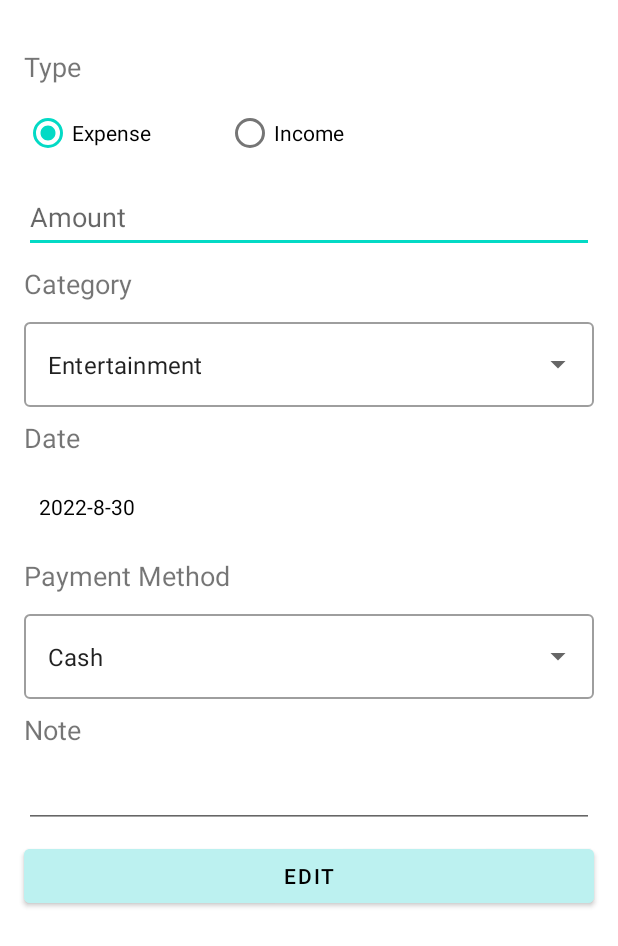
After one commit to hodakl099/Expense-tracking-App, an Android app: the layout fragment_edit_expense.xml on its own in the app's theme, with its tools: preview values and no code run, on a phone screen of 412 x 824 dp. The commit adds this screen. Shown: the top 946 px of the screen. Run offline under Robolectric (Android 15) with nearby library versions, the phone set to English and light mode, and no system bars.

Commit message:
added an EditExpenseFragment.kt to edit Expense amount

```diff
--- a/app/src/main/java/com/example/trackingapp/ui/adapters/TransactionAdapter.kt
+++ b/app/src/main/java/com/example/trackingapp/ui/adapters/TransactionAdapter.kt
@@ -4,15 +4,15 @@ import android.content.Context
 import android.graphics.Color
 import android.view.LayoutInflater
 import android.view.ViewGroup
-import androidx.navigation.findNavController
+import android.widget.Toast
 import androidx.recyclerview.widget.RecyclerView
-import com.example.trackingapp.R
 import com.example.trackingapp.databinding.TransactionItemBinding
 import com.example.trackingapp.ui.data.Transaction
 
 
+
 class TransactionAdapter(private val transactionList: MutableList<Transaction>,
-                         val transactionClickListener: TransactionClickListener)
+                         private val transactionClickListener: TransactionClickListener)
     : RecyclerView.Adapter<TransactionAdapter.TransactionViewHolder>() {
 
 
--- /dev/null
+++ b/app/src/main/java/com/example/trackingapp/ui/ui/EditExpenseFragment.kt
@@ -0,0 +1,82 @@
+package com.example.trackingapp.ui.ui
+
+import android.annotation.SuppressLint
+import android.app.DatePickerDialog
+import android.os.Bundle
+import android.view.*
+import android.widget.ArrayAdapter
+import androidx.fragment.app.Fragment
+import androidx.lifecycle.ViewModelProvider
+import com.example.trackingapp.R
+import com.example.trackingapp.databinding.FragmentEditExpenseBinding
+import com.example.trackingapp.ui.viewmodel.TransactionViewModel
+import java.text.NumberFormat
+import java.util.*
+
+
+class EditExpenseFragment : Fragment() {
+
+
+    private lateinit var binding: FragmentEditExpenseBinding
+
+    private lateinit var transactionViewModel: TransactionViewModel
+
+
+
+
+    @SuppressLint("SetTextI18n")
+    override fun onCreateView(
+        inflater: LayoutInflater, container: ViewGroup?,
+        savedInstanceState: Bundle?
+    ): View? {
+        // Inflate the layout for this fragment
+
+        val bindingFragment = FragmentEditExpenseBinding.inflate(layoutInflater, container, false)
+
+        transactionViewModel =
+            ViewModelProvider(requireActivity())[TransactionViewModel::class.java]
+
+        binding = bindingFragment
+
+
+        val categories = resources.getStringArray(R.array.categories_array)
+        val arrayAdapter = ArrayAdapter(
+            requireContext(),
+            R.layout.dropdown_item,
+            categories
+        )
+        binding.tvAutoCompleteCategory.setAdapter(arrayAdapter)
+
+        val paymentMethods = resources.getStringArray(R.array.payment_methods)
+        val arrayPaymentAdapter = ArrayAdapter(
+            requireContext(),
+            R.layout.dropdown_item,
+            paymentMethods
+        )
+        binding.tvAutoCompletePaymentText.setAdapter(arrayPaymentAdapter)
+
+        val calendar = Calendar.getInstance()
+        val year = calendar.get(Calendar.YEAR)
+        val month = calendar.get(Calendar.MONTH)
+        val day = calendar.get(Calendar.DAY_OF_MONTH)
+
+        binding.tvDateText.setOnClickListener {
+            val dpd = DatePickerDialog(requireContext(), { view, mYear, mMonth, mDay ->
+
+                binding.tvDateText.text = "$mDay/${mMonth + 1}/$mYear"
+
+            }, year, month, day)
+            dpd.show()
+        }
+
+        val text = requireArguments().getString("transactionAmount")
+        val value = text!!.replace("$", "")
+        binding.inputTextAmount.setText(value)
+
+
+        return binding.root
+    }
+
+
+
+}
--- a/app/src/main/java/com/example/trackingapp/ui/ui/HomeFragment.kt
+++ b/app/src/main/java/com/example/trackingapp/ui/ui/HomeFragment.kt
@@ -57,7 +57,6 @@ class HomeFragment : androidx.fragment.app.Fragment() {
                 val currency = Currency.getInstance("USD")
                 val symbol= currency.symbol
                 val formatExpense = String.format("$symbol$valueExpense","%.2f" )
-//                val formatExpense =  "%.2f".format("$symbol$valueExpense")
                 binding.tvAmountExpense.text = formatExpense
 
                 //format Income
@@ -65,7 +64,7 @@ class HomeFragment : androidx.fragment.app.Fragment() {
                 val decIncome = DecimalFormat("#,###.##")
                 val numberIncome = java.lang.Double.valueOf(incomeAmount)
                 val valueIncome = decIncome.format(numberIncome)
-                val formatIncome = String.format("$symbol$valueIncome", "%.2f")
+                val formatIncome = String.format("$symbol$valueIncome" ,"%.2f")
                 binding.tvAmountIncome.text = formatIncome
 
 
@@ -75,7 +74,7 @@ class HomeFragment : androidx.fragment.app.Fragment() {
                 val numberBalance = java.lang.Double.valueOf(balanceAmount)
                 val valueBalance = decBalance.format(numberBalance)
                 val formatBalance = String.format("$symbol$valueBalance", "%.2f")
-                binding.tvAmountBalance.text =  formatBalance
+                binding.tvAmountBalance.text = formatBalance
 
                 loadPieChartData(
                   expenseAmount = expenseAmount.toFloat(),
--- a/app/src/main/java/com/example/trackingapp/ui/ui/TransactionFragment.kt
+++ b/app/src/main/java/com/example/trackingapp/ui/ui/TransactionFragment.kt
@@ -1,12 +1,16 @@
 package com.example.trackingapp.ui.ui
 
 import android.annotation.SuppressLint
+
 import android.os.Bundle
-import android.view.*
+import androidx.fragment.app.Fragment
+import android.view.LayoutInflater
+import android.view.View
+import android.view.ViewGroup
 import android.widget.Toast
-
-import androidx.fragment.app.Fragment
+import androidx.core.os.bundleOf
 import androidx.lifecycle.ViewModelProvider
+import androidx.navigation.fragment.findNavController
 import androidx.recyclerview.widget.RecyclerView
 import com.example.trackingapp.R
 import com.example.trackingapp.databinding.FragmentTransactionBinding
@@ -38,7 +42,7 @@ class TransactionFragment : Fragment(), TransactionClickListener {
     override fun onCreateView(
         inflater: LayoutInflater, container: ViewGroup?,
         savedInstanceState: Bundle?
-    ): View? {
+    ): View {
         // Inflate the layout for this fragment
         val bindingFragmentTransaction = FragmentTransactionBinding.inflate(layoutInflater, container,false)
         binding = bindingFragmentTransaction
@@ -71,7 +75,7 @@ class TransactionFragment : Fragment(), TransactionClickListener {
                         val valueExpense = decExpense.format(numberExpense)
                         val currency = Currency.getInstance("USD")
                         val symbol = currency.symbol
-                        val formattedExpense = String.format("$symbol$valueExpense", "%.2f")
+                        val formattedExpense = String.format("$symbol$valueExpense", ".2f")
                         addTransaction(formattedExpense,"#FF0000")
                     }
                 } else
@@ -100,7 +104,7 @@ class TransactionFragment : Fragment(), TransactionClickListener {
                     }
                 } else
                 //if the its the default value which is 00.0 then return the foreach list iterator.
-                return@observe
+                    return@observe
             }
 
         }
@@ -108,12 +112,16 @@ class TransactionFragment : Fragment(), TransactionClickListener {
         return binding.root
 
     }
-     private fun addTransaction(data : String,textColor: String) {
+    private fun addTransaction(data : String,textColor: String) {
         list.add(Transaction(data,textColor))
     }
 
     override fun onTransactionClickListener(view: View, transaction: Transaction) {
-        Toast.makeText(requireContext(),  transaction.transactionAmount +  "", Toast.LENGTH_SHORT).show()
+
+        val bundle = bundleOf("transactionAmount" to transaction.transactionAmount)
+
+
+        findNavController().navigate(R.id.action_transactionFragment_to_editExpenseFragment, bundle)
     }
 
 
--- /dev/null
+++ b/app/src/main/res/layout/fragment_edit_expense.xml
@@ -0,0 +1,201 @@
+<?xml version="1.0" encoding="utf-8"?>
+<androidx.constraintlayout.widget.ConstraintLayout xmlns:android="http://schemas.android.com/apk/res/android"
+    xmlns:app="http://schemas.android.com/apk/res-auto"
+    xmlns:tools="http://schemas.android.com/tools"
+    android:layout_width="match_parent"
+    android:layout_height="match_parent"
+    tools:context=".ui.ui.AddExpenseFragment">
+
+
+    <TextView
+        android:id="@+id/tvPaymentMethod"
+        android:layout_width="wrap_content"
+        android:layout_height="wrap_content"
+        android:layout_marginStart="16dp"
+        android:layout_marginTop="8dp"
+        android:text="@string/payment_method"
+        android:textSize="18sp"
+        app:layout_constraintStart_toStartOf="parent"
+        app:layout_constraintTop_toBottomOf="@+id/tvDateText" />
+
+    <TextView
+        android:id="@+id/tvNote"
+        android:layout_width="wrap_content"
+        android:layout_height="wrap_content"
+        android:layout_marginStart="16dp"
+        android:layout_marginTop="8dp"
+        android:text="@string/note"
+        android:textSize="18sp"
+        app:layout_constraintStart_toStartOf="parent"
+        app:layout_constraintTop_toBottomOf="@+id/dropDropdownPayment" />
+
+    <RadioGroup
+        android:id="@+id/radioGroup"
+        android:layout_width="match_parent"
+        android:layout_height="wrap_content"
+        android:layout_marginStart="16dp"
+        android:layout_marginTop="8dp"
+        android:layout_marginEnd="16dp"
+        android:gravity="start"
+        android:orientation="horizontal"
+        app:layout_constraintEnd_toEndOf="parent"
+        app:layout_constraintStart_toStartOf="@+id/tvType"
+        app:layout_constraintTop_toBottomOf="@+id/tvType"
+        android:checkedButton="@id/radio_expense">
+
+        <RadioButton
+            android:id="@+id/radio_expense"
+            android:layout_width="wrap_content"
+            android:layout_height="wrap_content"
+            android:text="@string/expense" />
+
+        <RadioButton
+            android:id="@+id/radio_income"
+            android:layout_width="wrap_content"
+            android:layout_height="wrap_content"
+            android:layout_marginStart="50dp"
+            android:text="@string/income" />
+
+
+
+    </RadioGroup>
+
+    <TextView
+        android:id="@+id/tvType"
+        android:layout_width="wrap_content"
+        android:layout_height="wrap_content"
+        android:layout_marginStart="16dp"
+        android:layout_marginTop="32dp"
+        android:text="@string/type"
+        android:textSize="18sp"
+        app:layout_constraintStart_toStartOf="parent"
+        app:layout_constraintTop_toTopOf="parent" />
+
+    <com.google.android.material.textfield.TextInputEditText
+        android:id="@+id/inputTextAmount"
+        android:layout_width="match_parent"
+        android:layout_height="wrap_content"
+        android:layout_marginStart="16dp"
+        android:layout_marginTop="8dp"
+        android:layout_marginEnd="16dp"
+        android:ems="5"
+        android:hint="@string/amount"
+        android:inputType="numberDecimal"
+        android:maxLength="14"
+        android:minHeight="48dp"
+        app:layout_constraintEnd_toEndOf="parent"
+        app:layout_constraintStart_toStartOf="parent"
+        app:layout_constraintTop_toBottomOf="@+id/radioGroup" />
+
+    <TextView
+        android:id="@+id/tvCategory"
+        android:layout_width="wrap_content"
+        android:layout_height="wrap_content"
+        android:layout_marginStart="16dp"
+        android:layout_marginTop="8dp"
+        android:text="@string/category"
+        android:textSize="18sp"
+        app:layout_constraintStart_toStartOf="parent"
+        app:layout_constraintTop_toBottomOf="@+id/inputTextAmount" />
+
+    <com.google.android.material.textfield.TextInputLayout
+        android:id="@+id/dropDropdownCategory"
+        style="@style/Widget.MaterialComponents.TextInputLayout.OutlinedBox.ExposedDropdownMenu"
+        android:layout_width="match_parent"
+        android:layout_height="wrap_content"
+        android:layout_marginStart="16dp"
+        android:layout_marginTop="8dp"
+        android:layout_marginEnd="16dp"
+        app:layout_constraintEnd_toEndOf="parent"
+        app:layout_constraintHorizontal_bias="0.0"
+        app:layout_constraintStart_toStartOf="parent"
+        app:layout_constraintTop_toBottomOf="@+id/tvCategory">
+
+        <AutoCompleteTextView
+            android:id="@+id/tvAutoCompleteCategory"
+            android:layout_width="match_parent"
+            android:layout_height="wrap_content"
+            android:text="@string/entertainment" />
+    </com.google.android.material.textfield.TextInputLayout>
+
+    <TextView
+        android:id="@+id/tvDateText"
+        android:layout_width="match_parent"
+        android:layout_height="wrap_content"
+        android:layout_marginStart="16dp"
+        android:layout_marginTop="8dp"
+        android:layout_marginEnd="16dp"
+        android:paddingStart="10dp"
+        android:paddingTop="16dp"
+
+        android:paddingBottom="16dp"
+        android:text="@string/_2022_8_30"
+        android:textColor="@color/black"
+        app:layout_constraintEnd_toEndOf="parent"
+        app:layout_constraintStart_toStartOf="parent"
+        app:layout_constraintTop_toBottomOf="@+id/tvDate" />
+
+    <TextView
+        android:id="@+id/tvDate"
+        android:layout_width="wrap_content"
+        android:layout_height="wrap_content"
+        android:layout_marginStart="16dp"
+        android:layout_marginTop="8dp"
+        android:text="@string/date"
+        android:textSize="18sp"
+        app:layout_constraintStart_toStartOf="parent"
+        app:layout_constraintTop_toBottomOf="@+id/dropDropdownCategory" />
+
+
+    <com.google.android.material.textfield.TextInputLayout
+        android:id="@+id/dropDropdownPayment"
+        style="@style/Widget.MaterialComponents.TextInputLayout.OutlinedBox.ExposedDropdownMenu"
+        android:layout_width="match_parent"
+        android:layout_height="wrap_content"
+        android:layout_marginStart="16dp"
+        android:layout_marginTop="8dp"
+        android:layout_marginEnd="16dp"
+        app:layout_constraintEnd_toEndOf="parent"
+        app:layout_constraintHorizontal_bias="0.0"
+        app:layout_constraintStart_toStartOf="parent"
+        app:layout_constraintTop_toBottomOf="@+id/tvPaymentMethod">
+
+        <AutoCompleteTextView
+            android:id="@+id/tvAutoCompletePaymentText"
+            android:layout_width="match_parent"
+            android:layout_height="wrap_content"
+            android:text="@string/cash" />
+    </com.google.android.material.textfield.TextInputLayout>
+
+    <EditText
+        android:id="@+id/editTextTextMultiLine"
+        android:layout_width="match_parent"
+        android:layout_height="wrap_content"
+        android:layout_marginStart="16dp"
+        android:layout_marginTop="8dp"
+        android:layout_marginEnd="16dp"
+        android:ems="10"
+        android:gravity="start|top"
+        android:inputType="textMultiLine"
+        app:layout_constraintEnd_toEndOf="parent"
+        app:layout_constraintHorizontal_bias="0.0"
+        app:layout_constraintStart_toStartOf="parent"
+        app:layout_constraintTop_toBottomOf="@+id/tvNote"
+        tools:ignore="SpeakableTextPresentCheck,TouchTargetSizeCheck" />
+
+    <Button
+        android:id="@+id/btnAdd"
+        android:layout_width="match_parent"
+        android:layout_height="wrap_content"
+        android:layout_marginStart="16dp"
+        android:layout_marginTop="8dp"
+        android:layout_marginEnd="16dp"
+        android:backgroundTint="@color/background"
+        android:text="@string/edit"
+        android:textColor="@color/black"
+        app:layout_constraintEnd_toEndOf="parent"
+        app:layout_constraintStart_toStartOf="parent"
+        app:layout_constraintTop_toBottomOf="@+id/editTextTextMultiLine" />
+
+
+</androidx.constraintlayout.widget.ConstraintLayout>
--- a/app/src/main/res/navigation/nav_host.xml
+++ b/app/src/main/res/navigation/nav_host.xml
@@ -30,10 +30,13 @@
         android:label="fragment_transaction"
         tools:layout="@layout/fragment_transaction" >
         <action
-            android:id="@+id/action_transactionFragment_to_homeFragment"
-            app:destination="@id/homeFragment"
-            app:popUpTo="@id/homeFragment"
+            android:id="@+id/action_transactionFragment_to_editExpenseFragment"
+            app:destination="@id/editExpenseFragment"
+            app:popUpTo="@id/transactionFragment"
             app:popUpToInclusive="true"/>
+        <argument
+            android:name="amountTransaction"
+            app:argType="string" />
     </fragment>
     <fragment
         android:id="@+id/addExpenseFragment"
@@ -45,4 +48,8 @@
             app:popUpTo="@id/homeFragment"
             app:popUpToInclusive="true" />
     </fragment>
+    <fragment
+        android:id="@+id/editExpenseFragment"
+        android:name="com.example.trackingapp.ui.ui.EditExpenseFragment"
+        android:label="EditExpenseFragment" />
 </navigation>
--- a/app/src/main/res/values/strings.xml
+++ b/app/src/main/res/values/strings.xml
@@ -25,4 +25,5 @@
     <string name="add_income">Add Income</string>
     <string name="add_expense">Add Expense</string>
     <string name="balance">Balance</string>
+    <string name="edit">Edit</string>
 </resources>
```
